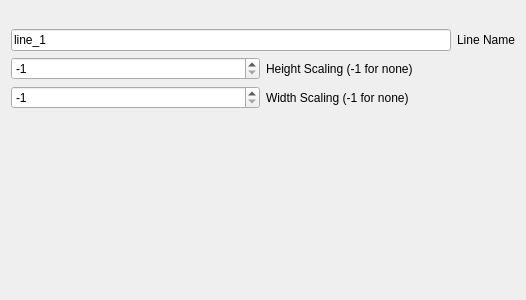
Qt form src/WhiskerToolbox/Loading_Widgets/LineLoaderWidget/Line_Loader_Widget.ui (paulmthompson/WhiskerToolbox) before a commit.
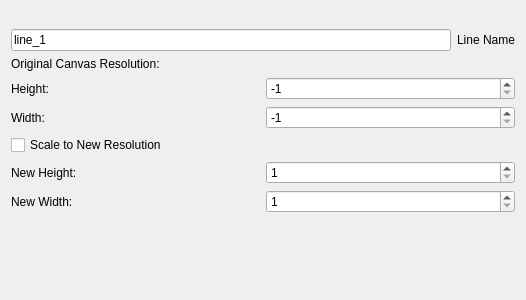
The same form after that commit. Custom widgets are drawn as their Qt base class.

Commit message: can scale line and mask when loading in

```diff
--- a/src/WhiskerToolbox/Loading_Widgets/LineLoaderWidget/Line_Loader_Widget.ui
+++ b/src/WhiskerToolbox/Loading_Widgets/LineLoaderWidget/Line_Loader_Widget.ui
@@ -44,55 +44,107 @@
       </layout>
      </item>
      <item>
-      <layout class="QHBoxLayout" name="horizontalLayout_2">
+      <layout class="QVBoxLayout" name="verticalLayout_3">
        <item>
-        <widget class="QSpinBox" name="height_scaling">
-         <property name="minimum">
-          <number>-1</number>
-         </property>
-         <property name="maximum">
-          <number>1000</number>
-         </property>
-         <property name="value">
-          <number>-1</number>
-         </property>
-        </widget>
-       </item>
-       <item>
-        <widget class="QLabel" name="label_3">
+        <widget class="QLabel" name="label_2">
          <property name="text">
-          <string>Height Scaling (-1 for none)</string>
+          <string>Original Canvas Resolution:</string>
          </property>
         </widget>
        </item>
-      </layout>
-     </item>
-     <item>
-      <layout class="QHBoxLayout" name="horizontalLayout_3">
        <item>
-        <widget class="QSpinBox" name="width_scaling">
-         <property name="minimum">
-          <number>-1</number>
-         </property>
-         <property name="maximum">
-          <number>1000</number>
-         </property>
-         <property name="value">
-          <number>-1</number>
-         </property>
-        </widget>
+        <layout class="QGridLayout" name="gridLayout">
+         <item row="0" column="0">
+          <widget class="QLabel" name="label_3">
+           <property name="text">
+            <string>Height:</string>
+           </property>
+          </widget>
+         </item>
+         <item row="1" column="0">
+          <widget class="QLabel" name="label_4">
+           <property name="text">
+            <string>Width:</string>
+           </property>
+          </widget>
+         </item>
+         <item row="1" column="1">
+          <widget class="QSpinBox" name="original_width_spin">
+           <property name="minimum">
+            <number>-1</number>
+           </property>
+           <property name="maximum">
+            <number>10000</number>
+           </property>
+           <property name="value">
+            <number>-1</number>
+           </property>
+          </widget>
+         </item>
+         <item row="0" column="1">
+          <widget class="QSpinBox" name="original_height_spin">
+           <property name="minimum">
+            <number>-1</number>
+           </property>
+           <property name="maximum">
+            <number>10000</number>
+           </property>
+           <property name="value">
+            <number>-1</number>
+           </property>
+          </widget>
+         </item>
+        </layout>
        </item>
-       <item>
-        <widget class="QLabel" name="label_4">
-         <property name="text">
-          <string>Width Scaling (-1 for none)</string>
-         </property>
-        </widget>
-       </item>
       </layout>
      </item>
     </layout>
    </item>
+   <item>
+    <layout class="QGridLayout" name="gridLayout_2">
+     <item row="1" column="0">
+      <widget class="QLabel" name="label_5">
+       <property name="text">
+        <string>New Height:</string>
+       </property>
+      </widget>
+     </item>
+     <item row="0" column="0">
+      <widget class="QCheckBox" name="enable_image_scaling">
+       <property name="text">
+        <string>Scale to New Resolution</string>
+       </property>
+      </widget>
+     </item>
+     <item row="1" column="1">
+      <widget class="QSpinBox" name="scaled_height_spin">
+       <property name="minimum">
+        <number>1</number>
+       </property>
+       <property name="maximum">
+        <number>10000</number>
+       </property>
+      </widget>
+     </item>
+     <item row="2" column="1">
+      <widget class="QSpinBox" name="scaled_width_spin">
+       <property name="minimum">
+        <number>1</number>
+       </property>
+       <property name="maximum">
+        <number>10000</number>
+       </property>
+      </widget>
+     </item>
+     <item row="2" column="0">
+      <widget class="QLabel" name="label_6">
+       <property name="text">
+        <string>New Width:</string>
+       </property>
+      </widget>
+     </item>
+    </layout>
+   </item>
    <item>
     <layout class="QVBoxLayout" name="verticalLayout_4"/>
    </item>
```
The commit also changes 9 other files.
